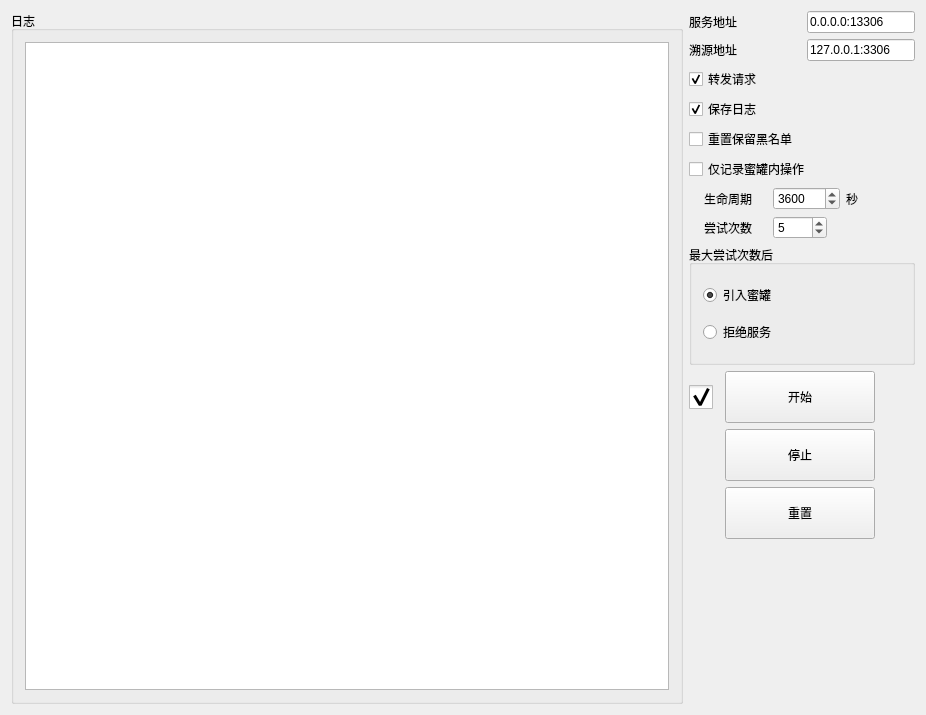
Old version of the form widget.ui in the repository HiAndyFan/SQL-honey-pot.
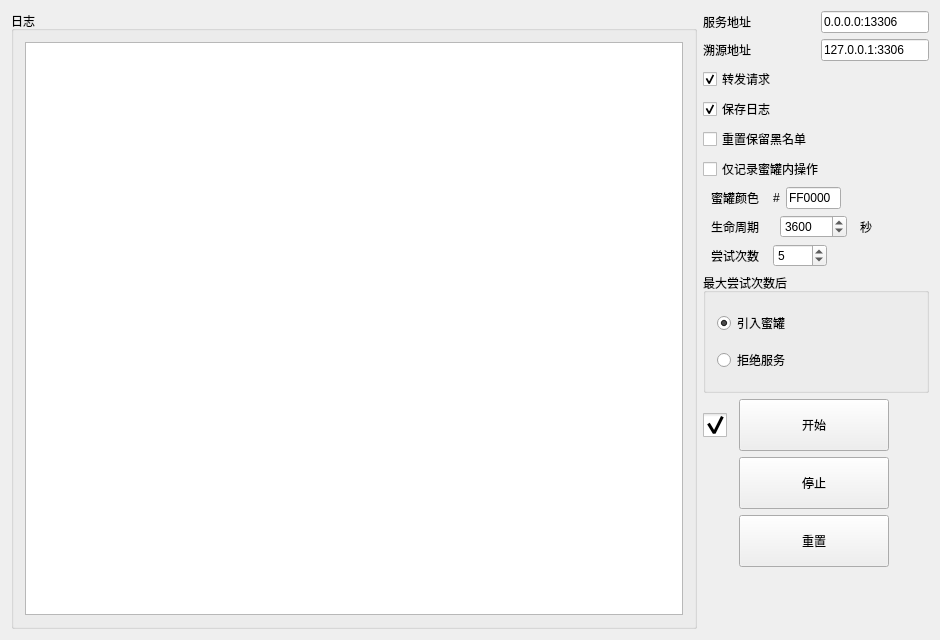
New version of the form. Icons and pictures are not drawn.

Commit message: release ver 1.0.0

Patch:
```diff
--- a/widget.ui
+++ b/widget.ui
@@ -6,8 +6,8 @@
    <rect>
     <x>0</x>
     <y>0</y>
-    <width>926</width>
-    <height>715</height>
+    <width>940</width>
+    <height>640</height>
    </rect>
   </property>
   <property name="sizePolicy">
@@ -127,52 +127,7 @@
      </item>
      <item>
       <layout class="QGridLayout" name="Box_ttl_tt">
-       <item row="1" column="0">
-        <widget class="QLabel" name="lb_attempt">
-         <property name="sizePolicy">
-          <sizepolicy hsizetype="Ignored" vsizetype="Preferred">
-           <horstretch>0</horstretch>
-           <verstretch>0</verstretch>
-          </sizepolicy>
-         </property>
-         <property name="text">
-          <string>尝试次数</string>
-         </property>
-        </widget>
-       </item>
-       <item row="0" column="0">
-        <widget class="QLabel" name="lb_ttl">
-         <property name="sizePolicy">
-          <sizepolicy hsizetype="Fixed" vsizetype="Preferred">
-           <horstretch>0</horstretch>
-           <verstretch>0</verstretch>
-          </sizepolicy>
-         </property>
-         <property name="frameShape">
-          <enum>QFrame::NoFrame</enum>
-         </property>
-         <property name="text">
-          <string>生命周期</string>
-         </property>
-        </widget>
-       </item>
        <item row="1" column="1">
-        <widget class="QSpinBox" name="sb_attempt">
-         <property name="sizePolicy">
-          <sizepolicy hsizetype="Fixed" vsizetype="Fixed">
-           <horstretch>0</horstretch>
-           <verstretch>0</verstretch>
-          </sizepolicy>
-         </property>
-         <property name="maximum">
-          <number>5000</number>
-         </property>
-         <property name="value">
-          <number>5</number>
-         </property>
-        </widget>
-       </item>
-       <item row="0" column="1">
         <layout class="QHBoxLayout" name="ttl">
          <item>
           <widget class="QSpinBox" name="sb_ttl">
@@ -208,7 +163,36 @@
          </item>
         </layout>
        </item>
-       <item row="0" column="2">
+       <item row="2" column="0">
+        <widget class="QLabel" name="lb_attempt">
+         <property name="sizePolicy">
+          <sizepolicy hsizetype="Ignored" vsizetype="Preferred">
+           <horstretch>0</horstretch>
+           <verstretch>0</verstretch>
+          </sizepolicy>
+         </property>
+         <property name="text">
+          <string>尝试次数</string>
+         </property>
+        </widget>
+       </item>
+       <item row="2" column="1">
+        <widget class="QSpinBox" name="sb_attempt">
+         <property name="sizePolicy">
+          <sizepolicy hsizetype="Fixed" vsizetype="Fixed">
+           <horstretch>0</horstretch>
+           <verstretch>0</verstretch>
+          </sizepolicy>
+         </property>
+         <property name="maximum">
+          <number>5000</number>
+         </property>
+         <property name="value">
+          <number>5</number>
+         </property>
+        </widget>
+       </item>
+       <item row="1" column="2">
         <spacer name="SpacerH1">
          <property name="orientation">
           <enum>Qt::Horizontal</enum>
@@ -224,6 +208,93 @@
          </property>
         </spacer>
        </item>
+       <item row="1" column="0">
+        <widget class="QLabel" name="lb_ttl">
+         <property name="sizePolicy">
+          <sizepolicy hsizetype="Fixed" vsizetype="Preferred">
+           <horstretch>0</horstretch>
+           <verstretch>0</verstretch>
+          </sizepolicy>
+         </property>
+         <property name="frameShape">
+          <enum>QFrame::NoFrame</enum>
+         </property>
+         <property name="text">
+          <string>生命周期</string>
+         </property>
+        </widget>
+       </item>
+       <item row="0" column="0">
+        <widget class="QLabel" name="label">
+         <property name="text">
+          <string>蜜罐颜色</string>
+         </property>
+        </widget>
+       </item>
+       <item row="0" column="1">
+        <layout class="QHBoxLayout" name="horizontalLayout_2">
+         <item>
+          <widget class="QLabel" name="label_2">
+           <property name="sizePolicy">
+            <sizepolicy hsizetype="Fixed" vsizetype="Preferred">
+             <horstretch>0</horstretch>
+             <verstretch>0</verstretch>
+            </sizepolicy>
+           </property>
+           <property name="text">
+            <string>#</string>
+           </property>
+          </widget>
+         </item>
+         <item>
+          <widget class="QLineEdit" name="le_color">
+           <property name="sizePolicy">
+            <sizepolicy hsizetype="Maximum" vsizetype="Fixed">
+             <horstretch>0</horstretch>
+             <verstretch>0</verstretch>
+            </sizepolicy>
+           </property>
+           <property name="minimumSize">
+            <size>
+             <width>0</width>
+             <height>0</height>
+            </size>
+           </property>
+           <property name="maximumSize">
+            <size>
+             <width>55</width>
+             <height>16777215</height>
+            </size>
+           </property>
+           <property name="inputMask">
+            <string>HHHHHH</string>
+           </property>
+           <property name="text">
+            <string>FF0000</string>
+           </property>
+           <property name="maxLength">
+            <number>6</number>
+           </property>
+          </widget>
+         </item>
+         <item>
+          <spacer name="horizontalSpacer">
+           <property name="orientation">
+            <enum>Qt::Horizontal</enum>
+           </property>
+           <property name="sizeType">
+            <enum>QSizePolicy::Fixed</enum>
+           </property>
+           <property name="sizeHint" stdset="0">
+            <size>
+             <width>40</width>
+             <height>20</height>
+            </size>
+           </property>
+          </spacer>
+         </item>
+        </layout>
+       </item>
       </layout>
      </item>
      <item>
```
Left out of the diff: 4 changed lines with no effect on the pictures. The commit also changes 2 other files.
